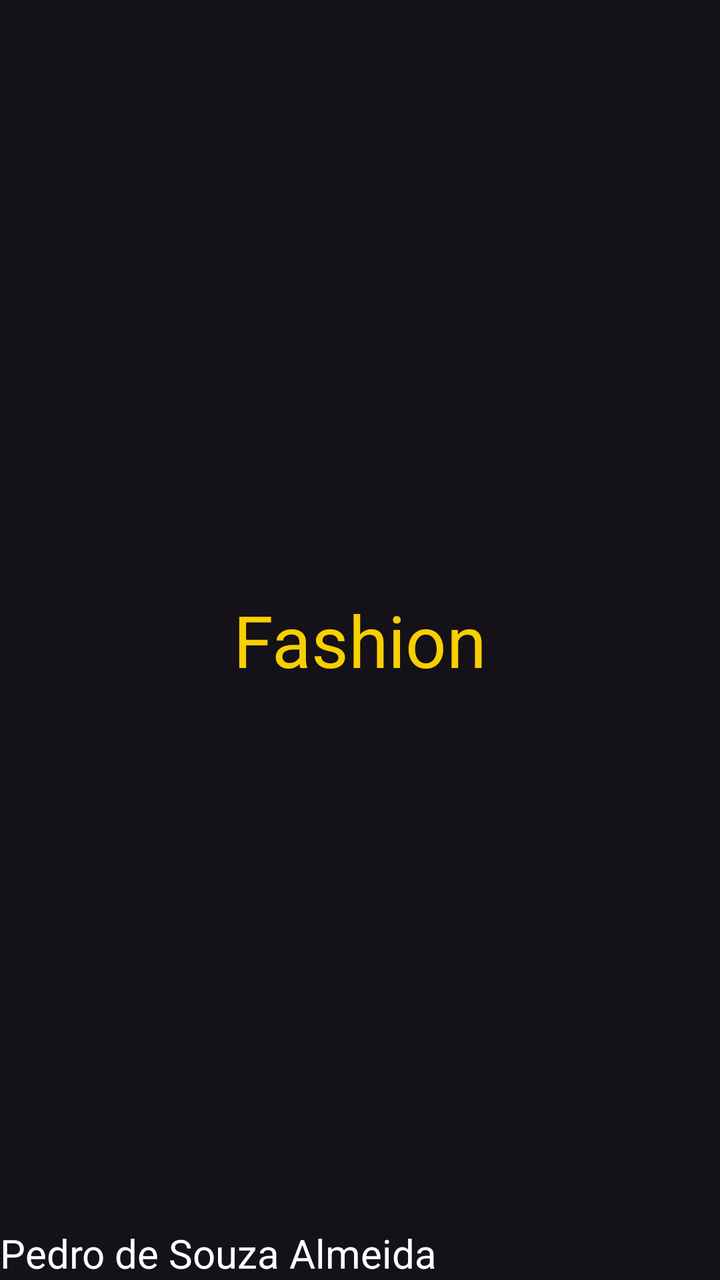
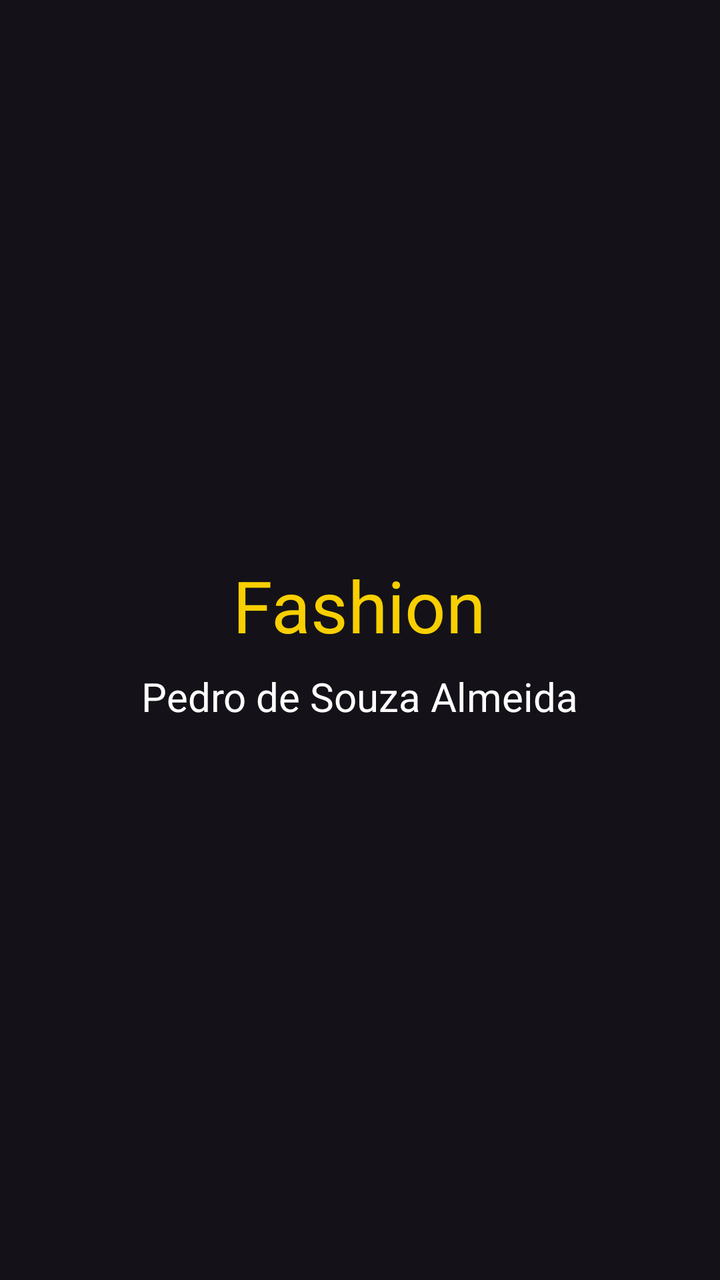

An Android layout rendered at two revisions. The XML below is the earlier revision; the diff shows what the commit changed to produce the second picture.
<!-- AndroidManifest.xml: application theme Theme.NavigationDrawer -->
<!-- res/layout/fragment_fashion.xml -->
<?xml version="1.0" encoding="utf-8"?>
<FrameLayout xmlns:android="http://schemas.android.com/apk/res/android"
    xmlns:tools="http://schemas.android.com/tools"
    android:layout_width="match_parent"
    android:layout_height="match_parent"
    tools:context=".FashionFragment">

    
    <TextView
        android:layout_width="match_parent"
        android:layout_height="match_parent"
        android:text="Fashion"
        android:gravity="center"
        android:textColor="@color/amarelo"
        android:textSize="36sp"/>

    <TextView
        android:layout_width="match_parent"
        android:layout_height="match_parent"
        android:text="Pedro de Souza Almeida"
        android:gravity="bottom"
        android:textColor="@color/white"
        android:textSize="20sp" />

</FrameLayout>
<!-- resources referenced by this layout -->
<resources>
  <color name="amarelo">#F8CF01</color>
  <color name="white">#FFFFFFFF</color>
  <style name="Theme.NavigationDrawer" parent="Base.Theme.NavigationDrawer" />
  <style name="Base.Theme.NavigationDrawer" parent="Theme.Material3.Dark.NoActionBar">
          <item name="colorPrimary">#F8CF01</item>
          <item name="colorPrimaryVariant">#9E7B09</item>
          <item name="android:statusBarColor">@color/amarelo</item>
      </style>
</resources>

<!-- the commit's change to res/layout/fragment_fashion.xml (unified diff, before → after) -->
@@ -1,25 +1,25 @@
 <?xml version="1.0" encoding="utf-8"?>
-<FrameLayout xmlns:android="http://schemas.android.com/apk/res/android"
+<LinearLayout xmlns:android="http://schemas.android.com/apk/res/android"
     xmlns:tools="http://schemas.android.com/tools"
     android:layout_width="match_parent"
     android:layout_height="match_parent"
+    android:orientation="vertical"
+    android:gravity="center"
     tools:context=".FashionFragment">
 
-    
     <TextView
-        android:layout_width="match_parent"
-        android:layout_height="match_parent"
+        android:layout_width="wrap_content"
+        android:layout_height="wrap_content"
         android:text="Fashion"
-        android:gravity="center"
         android:textColor="@color/amarelo"
         android:textSize="36sp"/>
 
     <TextView
-        android:layout_width="match_parent"
-        android:layout_height="match_parent"
+        android:layout_width="wrap_content"
+        android:layout_height="wrap_content"
         android:text="Pedro de Souza Almeida"
-        android:gravity="bottom"
         android:textColor="@color/white"
-        android:textSize="20sp" />
+        android:textSize="20sp"
+        android:layout_marginTop="8dp" />
 
-</FrameLayout>
+</LinearLayout>
